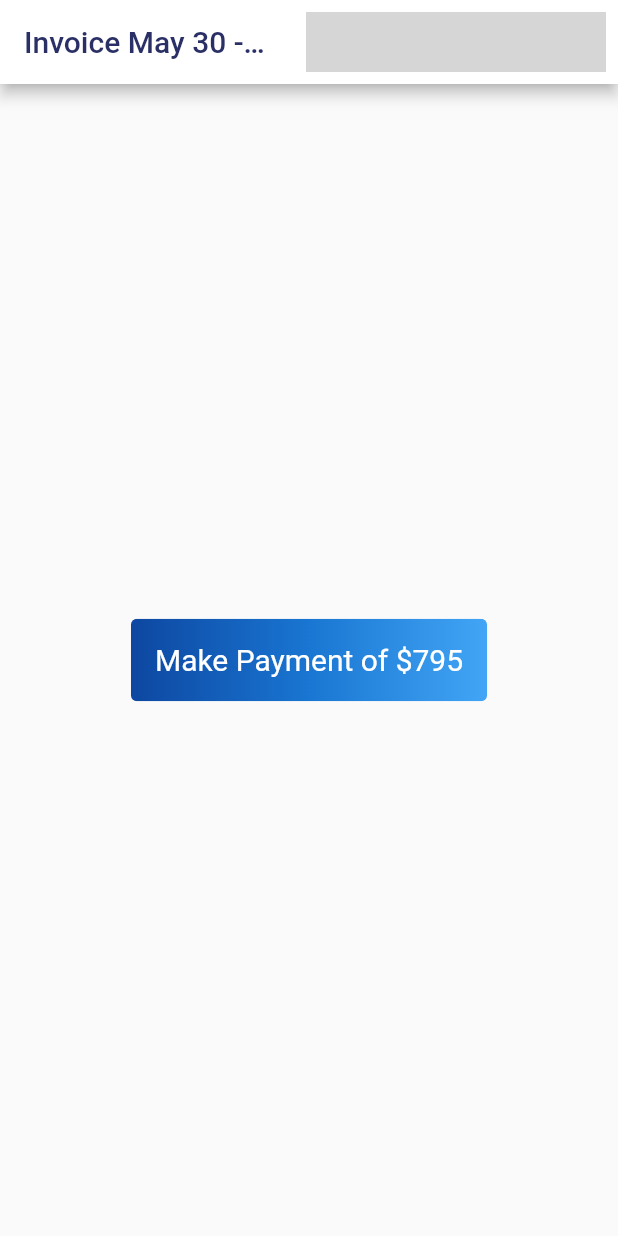
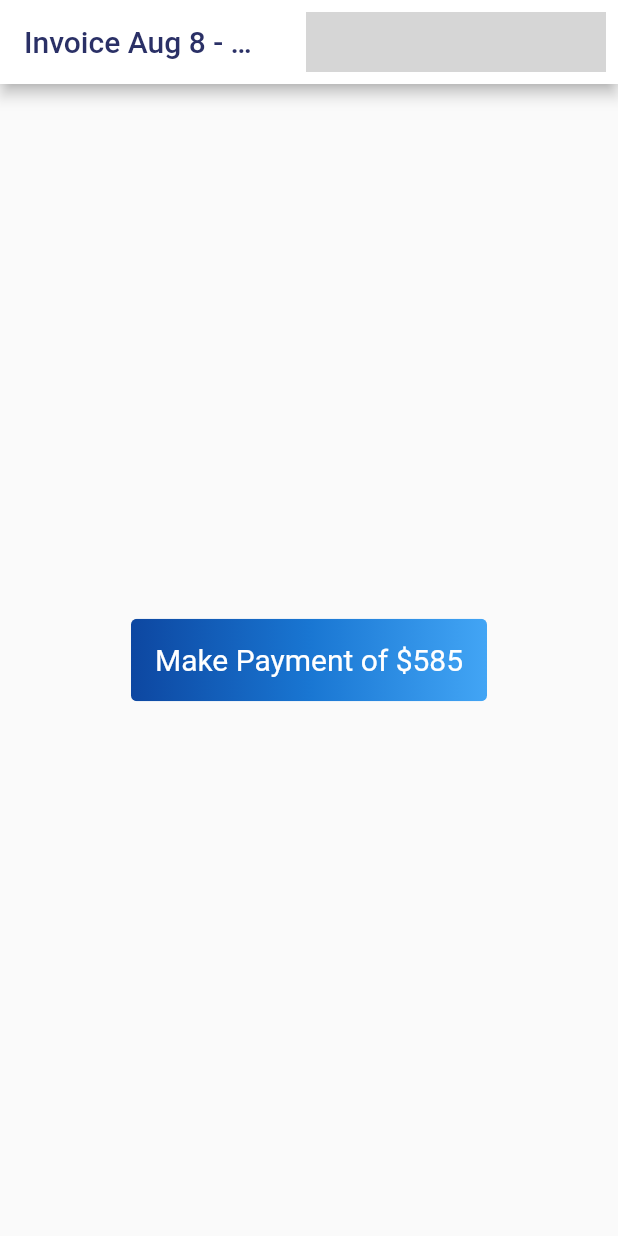
Before and after one commit to Team-Crushing-It/derosa_payment, a Flutter app: the screen it shows after launch, on a phone screen of 412 x 824 dp. Run offline on Flutter 3.47's test engine with Material 2 defaults, Android fonts, the phone set to English and light mode, and no system bars; our stand-ins replace bloc, cloud_firestore, equatable, firebase_auth, firebase_core, flutter_bloc and 1 more; missing offline and left inert: flow_builder, very_good_analysis; accounts and stored records are empty; generated files the repository leaves out were written again; network calls fail; grey boxes are pictures that could not be loaded.

Commit message:
Update home.dart

```diff
--- a/lib/home/view/home.dart
+++ b/lib/home/view/home.dart
@@ -30,8 +30,8 @@ class _HomeState extends State<Home> {
   @override
   Widget build(BuildContext context) {
     const id = 'DeRosa';
-    const title = 'May 30 - June 5';
-    const price = '795';
+    const title = 'Aug 8 - Aug 14';
+    const price = '585';
     final timeStamp = DateTime.now().toString();
 
     return Scaffold(
```
